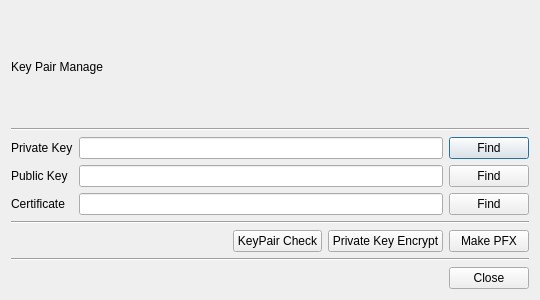
Before: the Qt Designer form BerEditor/key_pair_man_dlg.ui in jykim74/BerEditor, drawn with Qt 5.
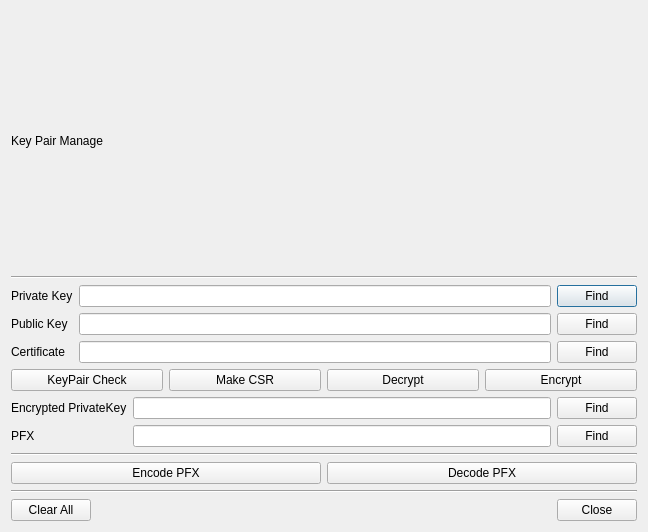
After: the same form once the commit is applied.

Diff of the .ui file:
```diff
--- a/BerEditor/key_pair_man_dlg.ui
+++ b/BerEditor/key_pair_man_dlg.ui
@@ -6,8 +6,8 @@
    <rect>
     <x>0</x>
     <y>0</y>
-    <width>540</width>
-    <height>300</height>
+    <width>648</width>
+    <height>532</height>
    </rect>
   </property>
   <property name="windowTitle">
@@ -29,15 +29,13 @@
     </widget>
    </item>
    <item>
-    <layout class="QGridLayout" name="gridLayout_2">
-     <item row="0" column="1">
-      <widget class="QLineEdit" name="lineEdit"/>
-     </item>
-     <item row="1" column="1">
-      <widget class="QLineEdit" name="lineEdit_2"/>
-     </item>
-     <item row="2" column="1">
-      <widget class="QLineEdit" name="lineEdit_3"/>
+    <layout class="QGridLayout" name="gridLayout_4">
+     <item row="1" column="0">
+      <widget class="QLabel" name="label_3">
+       <property name="text">
+        <string>Public Key</string>
+       </property>
+      </widget>
      </item>
      <item row="2" column="0">
       <widget class="QLabel" name="label_4">
@@ -46,13 +44,6 @@
        </property>
       </widget>
      </item>
-     <item row="1" column="0">
-      <widget class="QLabel" name="label_3">
-       <property name="text">
-        <string>Public Key</string>
-       </property>
-      </widget>
-     </item>
      <item row="0" column="0">
       <widget class="QLabel" name="label_2">
        <property name="text">
@@ -60,6 +51,9 @@
        </property>
       </widget>
      </item>
+     <item row="0" column="1">
+      <widget class="QLineEdit" name="lineEdit"/>
+     </item>
      <item row="0" column="2">
       <widget class="QPushButton" name="pushButton">
        <property name="text">
@@ -67,6 +61,12 @@
        </property>
       </widget>
      </item>
+     <item row="1" column="1">
+      <widget class="QLineEdit" name="lineEdit_2"/>
+     </item>
+     <item row="2" column="1">
+      <widget class="QLineEdit" name="lineEdit_3"/>
+     </item>
      <item row="1" column="2">
       <widget class="QPushButton" name="pushButton_2">
        <property name="text">
@@ -84,45 +84,95 @@
     </layout>
    </item>
    <item>
-    <widget class="Line" name="line_2">
-     <property name="orientation">
-      <enum>Qt::Horizontal</enum>
-     </property>
-    </widget>
-   </item>
-   <item>
-    <layout class="QGridLayout" name="gridLayout_3">
-     <item row="0" column="0">
-      <spacer name="horizontalSpacer_2">
-       <property name="orientation">
-        <enum>Qt::Horizontal</enum>
+    <layout class="QGridLayout" name="gridLayout_6">
+     <item row="0" column="2">
+      <widget class="QPushButton" name="pushButton_11">
+       <property name="text">
+        <string>Decrypt</string>
        </property>
-       <property name="sizeHint" stdset="0">
-        <size>
-         <width>40</width>
-         <height>20</height>
-        </size>
-       </property>
-      </spacer>
+      </widget>
      </item>
-     <item row="0" column="1">
+     <item row="0" column="0">
       <widget class="QPushButton" name="pushButton_5">
        <property name="text">
         <string>KeyPair Check</string>
        </property>
       </widget>
      </item>
-     <item row="0" column="2">
-      <widget class="QPushButton" name="pushButton_4">
-       <property name="text">
-        <string>Private Key Encrypt</string>
-       </property>
-      </widget>
-     </item>
      <item row="0" column="3">
+      <widget class="QPushButton" name="pushButton_4">
+       <property name="text">
+        <string>Encrypt</string>
+       </property>
+      </widget>
+     </item>
+     <item row="0" column="1">
+      <widget class="QPushButton" name="pushButton_12">
+       <property name="text">
+        <string>Make CSR</string>
+       </property>
+      </widget>
+     </item>
+    </layout>
+   </item>
+   <item>
+    <layout class="QGridLayout" name="gridLayout_5">
+     <item row="1" column="1">
+      <widget class="QLineEdit" name="lineEdit_5"/>
+     </item>
+     <item row="0" column="1">
+      <widget class="QLineEdit" name="lineEdit_4"/>
+     </item>
+     <item row="1" column="0">
+      <widget class="QLabel" name="label_6">
+       <property name="text">
+        <string>PFX</string>
+       </property>
+      </widget>
+     </item>
+     <item row="0" column="0">
+      <widget class="QLabel" name="label_5">
+       <property name="text">
+        <string>Encrypted PrivateKey</string>
+       </property>
+      </widget>
+     </item>
+     <item row="0" column="2">
+      <widget class="QPushButton" name="pushButton_7">
+       <property name="text">
+        <string>Find</string>
+       </property>
+      </widget>
+     </item>
+     <item row="1" column="2">
+      <widget class="QPushButton" name="pushButton_8">
+       <property name="text">
+        <string>Find</string>
+       </property>
+      </widget>
+     </item>
+    </layout>
+   </item>
+   <item>
+    <widget class="Line" name="line_2">
+     <property name="orientation">
+      <enum>Qt::Horizontal</enum>
+     </property>
+    </widget>
+   </item>
+   <item>
+    <layout class="QGridLayout" name="gridLayout_3">
+     <item row="0" column="4">
       <widget class="QPushButton" name="pushButton_6">
        <property name="text">
-        <string>Make PFX</string>
+        <string>Encode PFX</string>
+       </property>
+      </widget>
+     </item>
+     <item row="0" column="5">
+      <widget class="QPushButton" name="pushButton_10">
+       <property name="text">
+        <string>Decode PFX</string>
        </property>
       </widget>
      </item>
@@ -137,14 +187,14 @@
    </item>
    <item>
     <layout class="QGridLayout" name="gridLayout">
-     <item row="0" column="1">
+     <item row="0" column="2">
       <widget class="QPushButton" name="mCloseBtn">
        <property name="text">
         <string>Close</string>
        </property>
       </widget>
      </item>
-     <item row="0" column="0">
+     <item row="0" column="1">
       <spacer name="horizontalSpacer">
        <property name="orientation">
         <enum>Qt::Horizontal</enum>
@@ -157,6 +207,13 @@
        </property>
       </spacer>
      </item>
+     <item row="0" column="0">
+      <widget class="QPushButton" name="pushButton_9">
+       <property name="text">
+        <string>Clear All</string>
+       </property>
+      </widget>
+     </item>
     </layout>
    </item>
   </layout>
```
